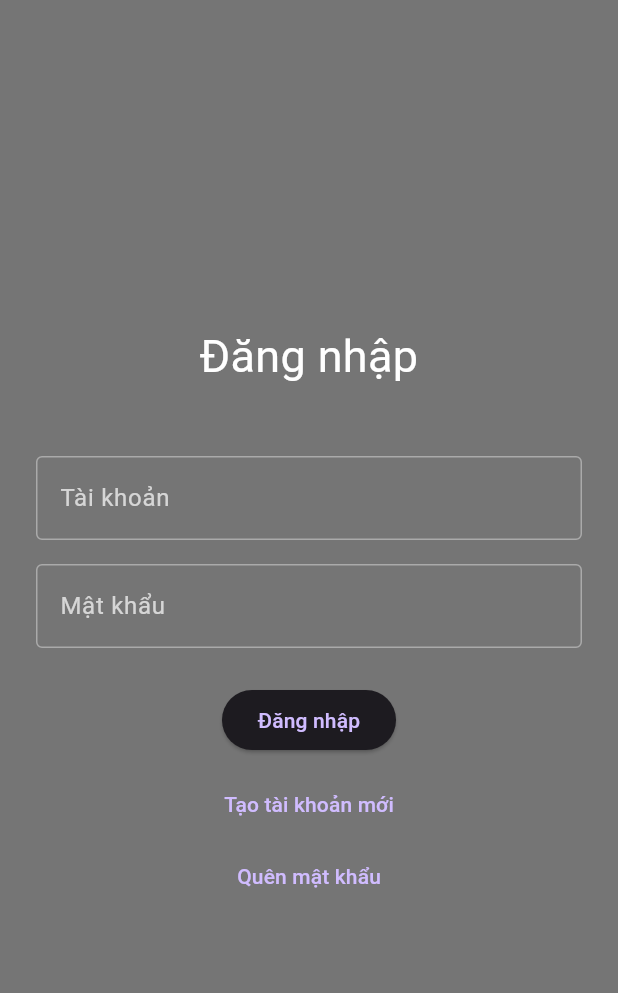
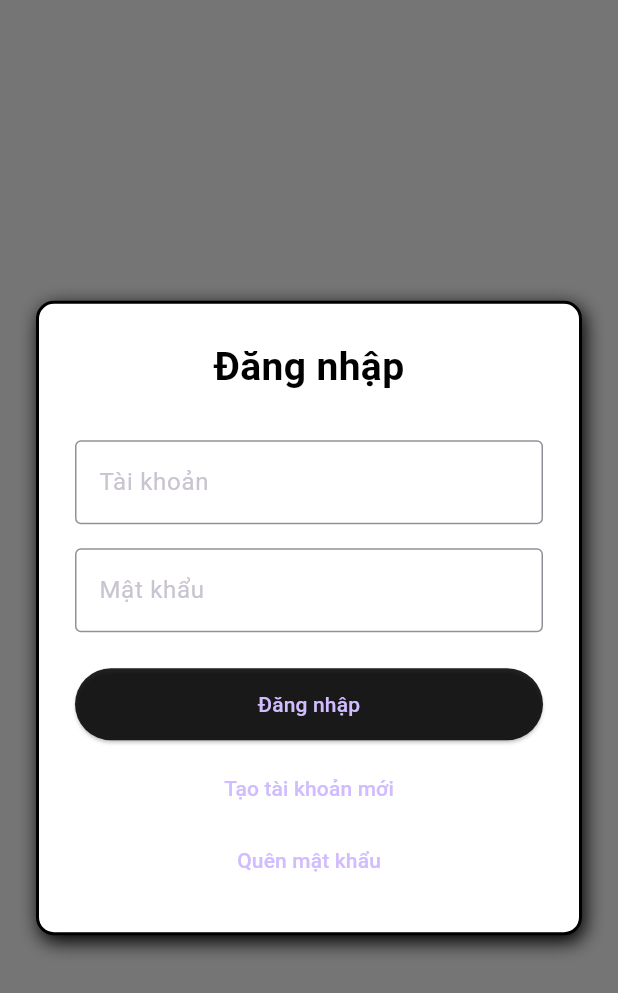
Before and after one commit to KhangBuiNam/flutter_rebuild_mobile_app, a Flutter app: the screen it shows after launch, on a phone screen of 412 x 824 dp. Shown: the top 993 px of the screen. Run offline on Flutter 3.47's test engine with Material 3 defaults, Android fonts, the phone set to English and light mode, and no system bars; our stand-ins replace shared_preferences.

Commit message:
add label

```diff
--- a/login_rebuild/lib/login_page.dart
+++ b/login_rebuild/lib/login_page.dart
@@ -69,24 +69,41 @@ class _LoginPageState extends State<LoginPage> {
         padding: const EdgeInsets.all(24.0),
         child: Center(
           child: SingleChildScrollView(
+            child: Container(
+              width: 450, // chiều rộng form  login
+              padding: const EdgeInsets.all(24),
+              decoration: BoxDecoration(
+                color: Colors.white, // nền trắng
+                borderRadius: BorderRadius.circular(12), // bo góc
+                boxShadow: [
+                  BoxShadow(
+                    color: Colors.black,
+                    blurRadius: 10,
+                    offset: const Offset(2, 4),
+                  ),
+                ],
+                border: Border.all(
+                  color: Colors.black, // màu viền
+                  width: 2,
+                ),
+              ),
               child: Column(
+                mainAxisSize: MainAxisSize.min,
                 children: [
                   const Text(
                     "Đăng nhập",
-                  style: TextStyle(fontSize: 30, color: Colors.white),
+                    style: TextStyle(
+                      fontSize: 26,
+                      fontWeight: FontWeight.bold,
+                      color: Colors.black,
                     ),
-                const SizedBox(height: 45),
+                  ),
+                  const SizedBox(height: 30),
                   TextField(
                     controller: _usernameController,
                     decoration: const InputDecoration(
                       labelText: "Tài khoản",
-                    labelStyle: TextStyle(color: Colors.white70),
-                    enabledBorder: OutlineInputBorder(
-                      borderSide: BorderSide(color: Colors.white38),
-                    ),
-                    focusedBorder: OutlineInputBorder(
-                      borderSide: BorderSide(color: Colors.white),
-                    ),
+                      border: OutlineInputBorder(),
                     ),
                   ),
                   const SizedBox(height: 16),
@@ -95,19 +112,20 @@ class _LoginPageState extends State<LoginPage> {
                     obscureText: true,
                     decoration: const InputDecoration(
                       labelText: "Mật khẩu",
-                    labelStyle: TextStyle(color: Colors.white70),
-                    enabledBorder: OutlineInputBorder(
-                      borderSide: BorderSide(color: Colors.white38),
-                    ),
-                    focusedBorder: OutlineInputBorder(
-                      borderSide: BorderSide(color: Colors.white),
-                    ),
+                      border: OutlineInputBorder(),
                     ),
                   ),
                   const SizedBox(height: 24),
-                ElevatedButton(
+                  SizedBox(
+                    width: double.infinity,
+                    child: ElevatedButton(
                       onPressed: writeCache,
+                      style: ElevatedButton.styleFrom(
+                        backgroundColor: Colors.black87,
+                        padding: const EdgeInsets.symmetric(vertical: 14),
+                      ),
                       child: const Text("Đăng nhập"),
+                    ),
                   ),
                   const SizedBox(height: 8),
                   TextButton(
@@ -123,6 +141,7 @@ class _LoginPageState extends State<LoginPage> {
             ),
           ),
         ),
+      ),
     );
   }
 }
--- /dev/null
+++ b/login_rebuild/lib/test.dart
@@ -0,0 +1,5 @@
+void main() {
+  String? name;
+  print(name ?? "Guest");
+  name.runtimeType;
+}
```
Lines whose indentation alone changed are shown as unchanged.
